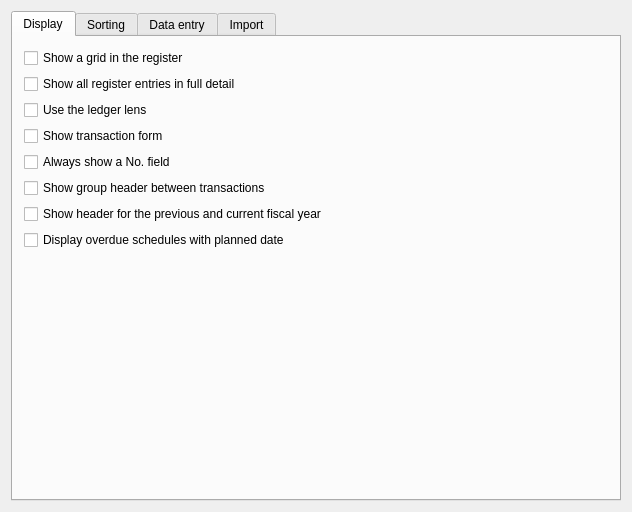
This is kmymoney/dialogs/settings/ksettingsregister.ui in KDE/kmymoney as Qt 5 draws it before an edit. The edited form follows.
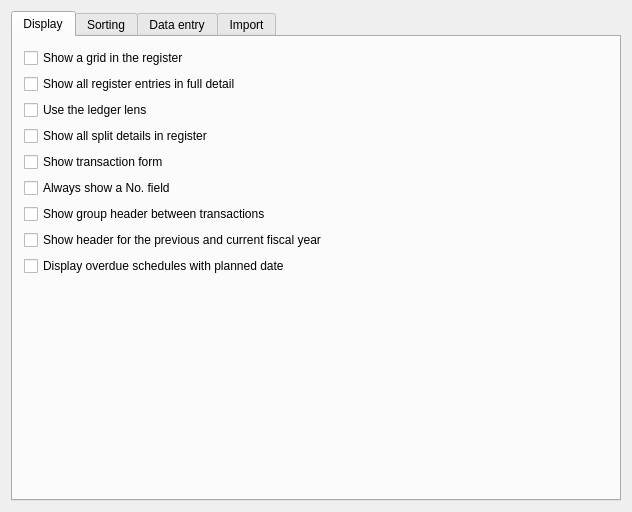
This is the edited form. Custom widgets are drawn as their Qt base class.

```diff
--- a/kmymoney/dialogs/settings/ksettingsregister.ui
+++ b/kmymoney/dialogs/settings/ksettingsregister.ui
@@ -57,6 +57,13 @@
          </property>
         </widget>
        </item>
+       <item>
+        <widget class="QCheckBox" name="kcfg_ShowAllSplits">
+         <property name="text">
+          <string>Show all split details in register</string>
+         </property>
+        </widget>
+       </item>
        <item>
         <widget class="QCheckBox" name="kcfg_TransactionForm">
          <property name="text">
```
